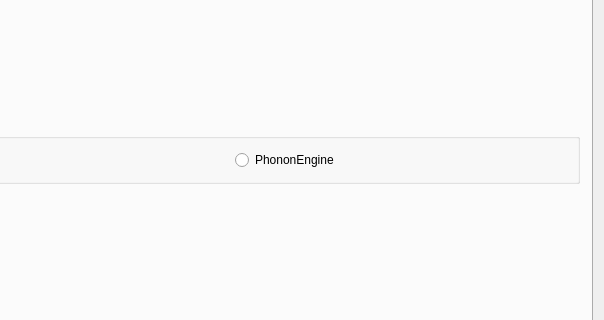
onoelle/yammi, file src/PreferencesDialogBase.ui: the form before one commit; both pictures show x 141 to 745 and y 109 to 429 of the 745 by 526 pixel window.
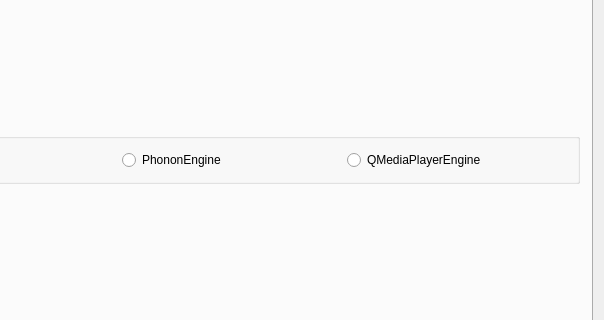
The form after the commit.

Commit message: Added QMediaPlayer support for output.

Patch:
```diff
--- a/src/PreferencesDialogBase.ui
+++ b/src/PreferencesDialogBase.ui
@@ -687,6 +687,16 @@
             </property>
            </widget>
           </item>
+          <item>
+           <widget class="QRadioButton" name="RadioButtonQMediaPlayerEngine">
+            <property name="text">
+             <string>QMediaPlayerEngine</string>
+            </property>
+            <property name="checked">
+             <bool>false</bool>
+            </property>
+           </widget>
+          </item>
          </layout>
         </widget>
        </item>
```
The commit also changes 6 other files.
